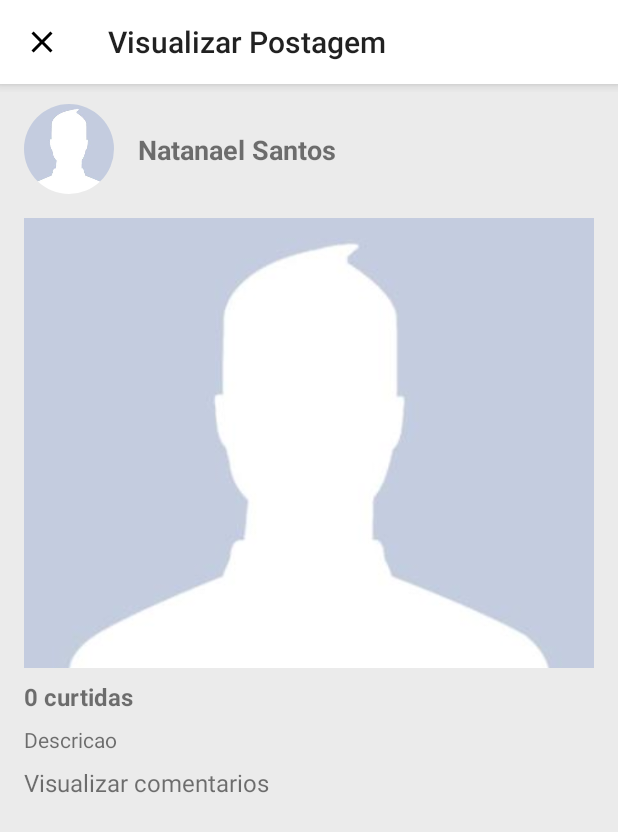
After one commit to natanaelsantosbr/android-instagram-clone, an Android app: the VisualizarPostagemActivity screen opened directly, with no data from a screen before it, on a phone screen of 412 x 824 dp. The commit adds this screen. Shown: the top 832 px of the screen. Run offline under Robolectric (Android 15) with nearby library versions, the phone set to English and light mode, and no system bars; our stand-ins replace CircleImageView.

Commit message:
Visualizar Postagem

```diff
--- a/app/src/main/AndroidManifest.xml
+++ b/app/src/main/AndroidManifest.xml
@@ -8,7 +8,6 @@
 
     <uses-permission android:name="android.permission.INTERNET" />
     <uses-permission android:name="android.permission.WRITE_EXTERNAL_STORAGE" />
-
     <uses-permission android:name="android.permission.READ_EXTERNAL_STORAGE" />
     <uses-permission android:name="android.permission.CAMERA" />
 
@@ -19,7 +18,8 @@
         android:roundIcon="@mipmap/ic_launcher_round"
         android:supportsRtl="true"
         android:theme="@style/AppTheme">
-        <activity android:name=".activity.FiltroActivity"></activity>
+        <activity android:name=".activity.VisualizarPostagemActivity"></activity>
+        <activity android:name=".activity.FiltroActivity" />
         <activity android:name=".activity.PerfilAmigoActivity" />
         <activity
             android:name=".activity.EditarPerfilActivity"
--- a/app/src/main/java/br/natanael/android/instagram/activity/PerfilAmigoActivity.java
+++ b/app/src/main/java/br/natanael/android/instagram/activity/PerfilAmigoActivity.java
@@ -4,10 +4,12 @@ import androidx.annotation.NonNull;
 import androidx.appcompat.app.AppCompatActivity;
 import androidx.appcompat.widget.Toolbar;
 
+import android.content.Intent;
 import android.net.Uri;
 import android.os.Bundle;
 import android.provider.ContactsContract;
 import android.view.View;
+import android.widget.AdapterView;
 import android.widget.Button;
 import android.widget.GridView;
 import android.widget.TextView;
@@ -63,6 +65,7 @@ public class PerfilAmigoActivity extends AppCompatActivity {
     private GridView gridViewPerfil;
     private AdapterGrid adapterGrid;
 
+    private List<Postagem> postagens;
 
 
 
@@ -121,6 +124,7 @@ public class PerfilAmigoActivity extends AppCompatActivity {
         ImageLoader.getInstance().init(configuration);
     }
     private void carregarFotosPostagem() {
+        postagens = new ArrayList<>();
         postagensUsuarioRef.addListenerForSingleValueEvent(new ValueEventListener() {
             @Override
             public void onDataChange(@NonNull DataSnapshot dataSnapshot) {
@@ -133,6 +137,8 @@ public class PerfilAmigoActivity extends AppCompatActivity {
                 for (DataSnapshot ds: dataSnapshot.getChildren())
                 {
                     Postagem postagem = ds.getValue(Postagem.class);
+                    urlsFotos.add(postagem.getCaminhoFoto());
+                    postagens.add(postagem);
                 }
 
                 //Configurar o adapter
@@ -165,6 +171,17 @@ public class PerfilAmigoActivity extends AppCompatActivity {
                 inicializarImageLoader();
 
                 carregarFotosPostagem();
+
+                gridViewPerfil.setOnItemClickListener(new AdapterView.OnItemClickListener() {
+                    @Override
+                    public void onItemClick(AdapterView<?> parent, View view, int position, long id) {
+                        Postagem postagem = postagens.get(position);
+                        Intent i = new Intent(getApplicationContext(), VisualizarPostagemActivity.class);
+                        i.putExtra("postagem", postagem);
+                        i.putExtra("usuario", usuarioSelecionado);
+                        startActivity(i);
+                    }
+                });
             }
 
             @Override
--- /dev/null
+++ b/app/src/main/java/br/natanael/android/instagram/activity/VisualizarPostagemActivity.java
@@ -0,0 +1,81 @@
+package br.natanael.android.instagram.activity;
+
+import androidx.appcompat.app.AppCompatActivity;
+import androidx.appcompat.widget.Toolbar;
+
+import android.net.Uri;
+import android.os.Bundle;
+import android.widget.ImageView;
+import android.widget.TextView;
+
+import com.bumptech.glide.Glide;
+
+import br.natanael.android.instagram.R;
+import br.natanael.android.instagram.model.Postagem;
+import br.natanael.android.instagram.model.Usuario;
+import de.hdodenhof.circleimageview.CircleImageView;
+
+public class VisualizarPostagemActivity extends AppCompatActivity {
+
+    private TextView textPerfilPostagem, textQtdCurtidasPostagem,
+    textDescricaoPostagem, textVisualizarComentariosPostagem;
+
+    private ImageView imagePostagemSelecionada;
+    private CircleImageView imagePerfilPostagem;
+
+    @Override
+    protected void onCreate(Bundle savedInstanceState) {
+        super.onCreate(savedInstanceState);
+        setContentView(R.layout.activity_visualizar_postagem);
+
+        inicializarComponentes();
+
+        Toolbar toolbar = findViewById(R.id.toolbarPrincipal);
+        toolbar.setTitle("Visualizar Postagem");
+        setSupportActionBar(toolbar);
+
+        //Habilitar botao voltar
+        getSupportActionBar().setDisplayHomeAsUpEnabled(true);
+
+        //Alterar o icone do botao voltar
+        getSupportActionBar().setHomeAsUpIndicator(R.drawable.ic_close_black_24dp);
+
+        //Recupera dados da activity
+        Bundle bundle = getIntent().getExtras();
+
+        if(bundle != null)
+        {
+            Postagem postagem = (Postagem)bundle.getSerializable("postagem");
+            Usuario usuario = (Usuario)bundle.getSerializable("usuario");
+
+            Uri uri = Uri.parse(usuario.getCaminhoFoto());
+            Glide.with(VisualizarPostagemActivity.this)
+                    .load(uri)
+                    .into(imagePerfilPostagem);
+
+            textPerfilPostagem.setText(usuario.getNome());
+
+            Uri uriPostagem = Uri.parse(postagem.getCaminhoFoto());
+            Glide.with(VisualizarPostagemActivity.this)
+                    .load(uriPostagem)
+                    .into(imagePostagemSelecionada);
+
+            textDescricaoPostagem.setText(postagem.getDescricao());
+        }
+    }
+
+    private void inicializarComponentes() {
+        textPerfilPostagem = findViewById(R.id.textPerfilPostagem);
+        textQtdCurtidasPostagem  = findViewById(R.id.textQtdCurtidasPostagem);
+        textDescricaoPostagem = findViewById(R.id.textDescricaoPostagem);
+        textVisualizarComentariosPostagem = findViewById(R.id.textVisualizarComentariosPostagem);
+        imagePostagemSelecionada = findViewById(R.id.imagePostagemSelecionada);
+        imagePerfilPostagem  = findViewById(R.id.imagePerfilPostagem);
+    }
+
+    @Override
+    public boolean onSupportNavigateUp() {
+        finish();
+        return false;
+    }
+}
--- a/app/src/main/java/br/natanael/android/instagram/model/Postagem.java
+++ b/app/src/main/java/br/natanael/android/instagram/model/Postagem.java
@@ -2,9 +2,11 @@ package br.natanael.android.instagram.model;
 
 import com.google.firebase.database.DatabaseReference;
 
+import java.io.Serializable;
+
 import br.natanael.android.instagram.helper.ConfiguracaoFirebase;
 
-public class Postagem {
+public class Postagem implements Serializable {
     private String id;
     private String idUsuario;
     private String descricao;
--- /dev/null
+++ b/app/src/main/res/layout/activity_visualizar_postagem.xml
@@ -0,0 +1,104 @@
+<?xml version="1.0" encoding="utf-8"?>
+<androidx.constraintlayout.widget.ConstraintLayout xmlns:android="http://schemas.android.com/apk/res/android"
+    xmlns:app="http://schemas.android.com/apk/res-auto"
+    xmlns:tools="http://schemas.android.com/tools"
+    android:layout_width="match_parent"
+    android:layout_height="match_parent"
+    tools:context=".activity.VisualizarPostagemActivity">
+
+    <include
+        android:id="@+id/include"
+        layout="@layout/toolbar"
+        app:layout_constraintEnd_toEndOf="parent"
+        app:layout_constraintStart_toStartOf="parent"
+        app:layout_constraintTop_toTopOf="parent"></include>
+
+    <de.hdodenhof.circleimageview.CircleImageView
+        android:id="@+id/imagePerfilPostagem"
+        android:layout_width="60dp"
+        android:layout_height="60dp"
+        android:layout_marginStart="16dp"
+        android:layout_marginLeft="16dp"
+        android:layout_marginTop="8dp"
+        android:src="@drawable/avatar"
+        app:layout_constraintStart_toStartOf="parent"
+        app:layout_constraintTop_toBottomOf="@+id/include" />
+
+    <TextView
+        android:id="@+id/textPerfilPostagem"
+        android:layout_width="0dp"
+        android:layout_height="wrap_content"
+        android:layout_marginStart="16dp"
+        android:layout_marginLeft="16dp"
+        android:layout_marginEnd="16dp"
+        android:layout_marginRight="16dp"
+        android:text="Natanael Santos"
+        android:textSize="18sp"
+        android:textStyle="bold"
+        app:layout_constraintBottom_toBottomOf="@+id/imagePerfilPostagem"
+        app:layout_constraintEnd_toEndOf="parent"
+        app:layout_constraintStart_toEndOf="@+id/imagePerfilPostagem"
+        app:layout_constraintTop_toTopOf="@+id/imagePerfilPostagem" />
+
+    <ImageView
+        android:id="@+id/imagePostagemSelecionada"
+        android:layout_width="0dp"
+        android:layout_height="300dp"
+        android:layout_marginStart="16dp"
+        android:layout_marginLeft="16dp"
+        android:layout_marginTop="16dp"
+        android:layout_marginEnd="16dp"
+        android:layout_marginRight="16dp"
+        android:scaleType="centerCrop"
+        app:layout_constraintEnd_toEndOf="parent"
+        app:layout_constraintStart_toStartOf="parent"
+        app:layout_constraintTop_toBottomOf="@+id/imagePerfilPostagem"
+        app:srcCompat="@drawable/avatar" />
+
+    <TextView
+        android:id="@+id/textQtdCurtidasPostagem"
+        android:layout_width="0dp"
+        android:layout_height="wrap_content"
+        android:layout_marginStart="16dp"
+        android:layout_marginLeft="16dp"
+        android:layout_marginTop="8dp"
+        android:layout_marginEnd="16dp"
+        android:layout_marginRight="16dp"
+        android:text="0 curtidas"
+        android:textSize="16sp"
+        android:textStyle="bold"
+        app:layout_constraintEnd_toEndOf="parent"
+        app:layout_constraintStart_toStartOf="parent"
+        app:layout_constraintTop_toBottomOf="@+id/imagePostagemSelecionada" />
+
+    <TextView
+        android:id="@+id/textDescricaoPostagem"
+        android:layout_width="0dp"
+        android:layout_height="wrap_content"
+        android:layout_marginStart="16dp"
+        android:layout_marginLeft="16dp"
+        android:layout_marginTop="8dp"
+        android:layout_marginEnd="16dp"
+        android:layout_marginRight="16dp"
+        android:text="Descricao"
+        app:layout_constraintEnd_toEndOf="parent"
+        app:layout_constraintStart_toStartOf="parent"
+        app:layout_constraintTop_toBottomOf="@+id/textQtdCurtidasPostagem" />
+
+    <TextView
+        android:id="@+id/textVisualizarComentariosPostagem"
+        android:layout_width="0dp"
+        android:layout_height="wrap_content"
+        android:layout_marginStart="16dp"
+        android:layout_marginLeft="16dp"
+        android:layout_marginTop="8dp"
+        android:layout_marginEnd="16dp"
+        android:layout_marginRight="16dp"
+        android:text="Visualizar comentarios"
+        android:textSize="16sp"
+        app:layout_constraintEnd_toEndOf="parent"
+        app:layout_constraintStart_toStartOf="parent"
+        app:layout_constraintTop_toBottomOf="@+id/textDescricaoPostagem" />
+
+
+</androidx.constraintlayout.widget.ConstraintLayout>
```
